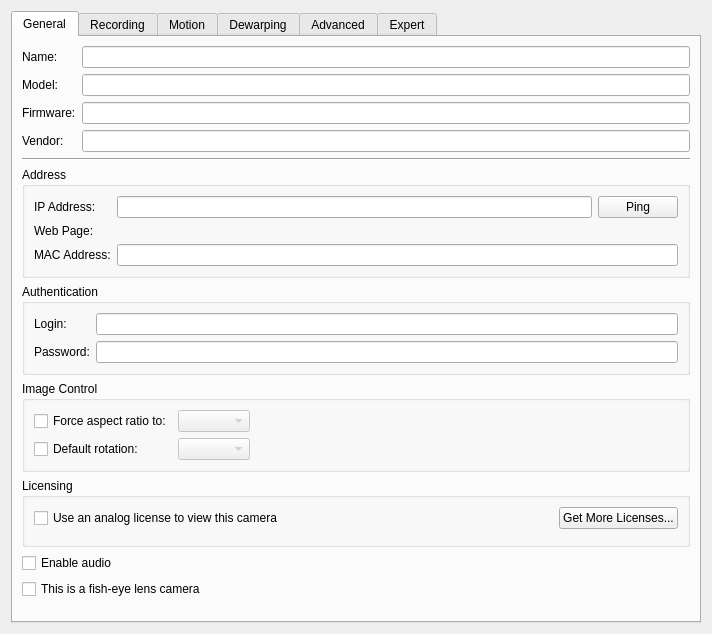
Above: client/src/ui/widgets/properties/single_camera_settings_widget.ui from networkoptix/nx_open before the change. Below: the same form after it.
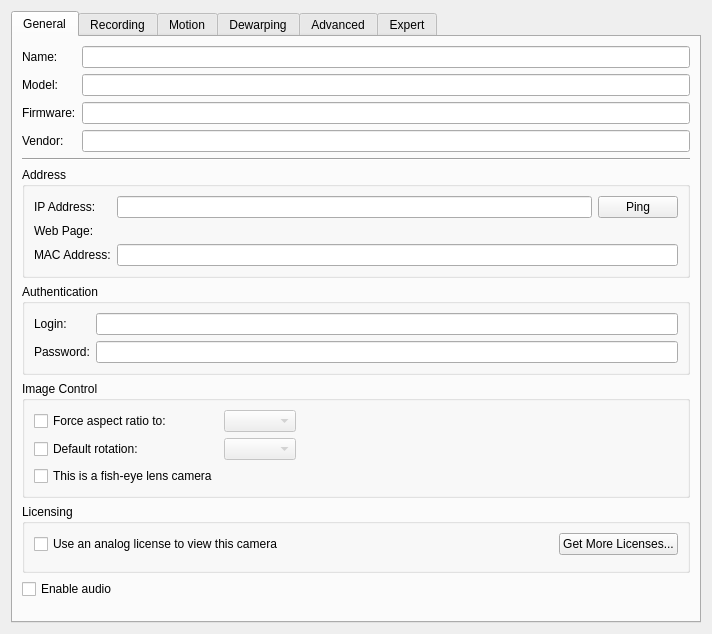
That is the form after the change. Custom widgets are drawn as their Qt base class.

Commit message:
(Feature #5788) - axis ui module - add camera driver
<==== Mercurial data ====>
Branch: dev_2.3.2_iomodule

Patch:
```diff
--- a/client/src/ui/widgets/properties/single_camera_settings_widget.ui
+++ b/client/src/ui/widgets/properties/single_camera_settings_widget.ui
@@ -271,6 +271,13 @@
             </item>
            </layout>
           </item>
+          <item row="2" column="0">
+           <widget class="QCheckBox" name="fisheyeCheckBox">
+            <property name="text">
+             <string>This is a fish-eye lens camera</string>
+            </property>
+           </widget>
+          </item>
          </layout>
         </widget>
        </item>
@@ -324,13 +331,6 @@
          </property>
         </widget>
        </item>
-       <item>
-        <widget class="QCheckBox" name="fisheyeCheckBox">
-         <property name="text">
-          <string>This is a fish-eye lens camera</string>
-         </property>
-        </widget>
-       </item>
        <item>
         <spacer name="verticalSpacer">
          <property name="orientation">
```
The commit also changes 23 other files.
